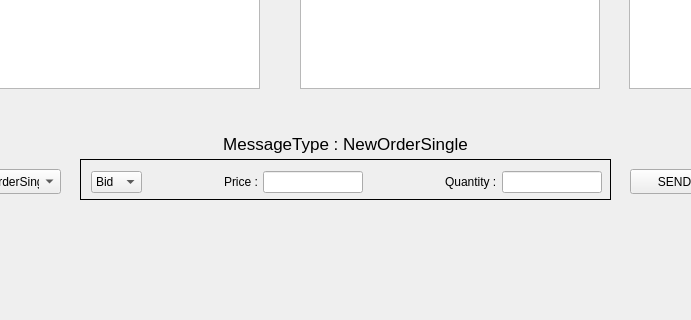
The window that src/Client/GUI/FinanceUI.ui (gabirel1/Epitech-Principe-financier-de-base-et-architecture) describes before a commit, drawn with Qt 5; both pictures show x 100 to 791 and y 411 to 731 of the 1178 by 731 pixel window.
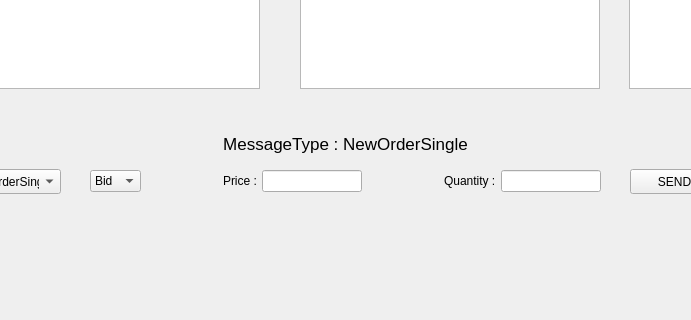
The same window after the commit. The open tabs and pages were chosen to show the change. Icons and pictures are not drawn.

Commit message: modification to compile in mainwindow && good setup ui at initialization

The edit to the form file:
```diff
--- a/src/Client/GUI/FinanceUI.ui
+++ b/src/Client/GUI/FinanceUI.ui
@@ -225,7 +225,7 @@
      </rect>
     </property>
     <property name="frameShape">
-     <enum>QFrame::Box</enum>
+     <enum>QFrame::NoFrame</enum>
     </property>
     <property name="frameShadow">
      <enum>QFrame::Plain</enum>
```
Left out of the diff: 2 changed lines with no effect on the pictures. The commit also changes 1 other file.
